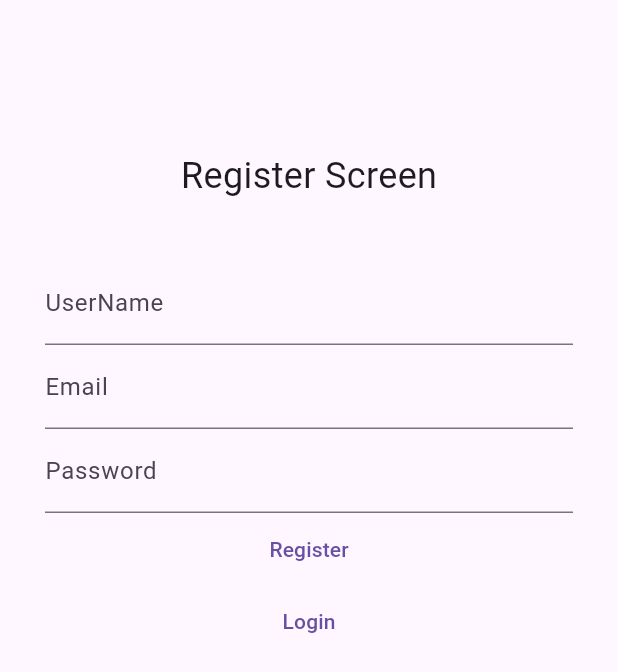
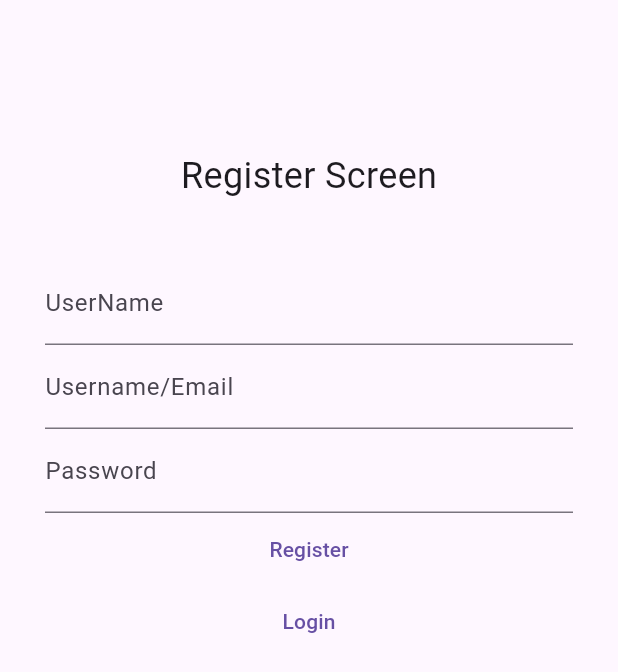
Before and after one commit to TasnimHmida/riverpod_fetch_api, a Flutter app: the RegisterPage screen opened directly, after a tap on "Register", on a phone screen of 412 x 824 dp. Shown: the top 672 px of the screen. Run offline on Flutter 3.47's test engine with Material 3 defaults, Android fonts, the phone set to English and light mode, and no system bars; our stand-ins replace auto_route, dartz, flutter_riverpod, freezed_annotation, internet_connection_checker, riverpod_annotation and 1 more; accounts and stored records are empty; network calls fail.

Commit message:
added login, register and logout in the ui

```diff
--- a/lib/core/error/exceptions.dart
+++ b/lib/core/error/exceptions.dart
@@ -1,3 +1,8 @@
+class AuthException implements Exception {
+  final String message;
+
+  AuthException({required this.message});
+}
 class ServerException implements Exception {}
 
 class EmptyCacheException implements Exception {}
--- a/lib/features/authentication/domain/repositories/auth_repository.dart
+++ b/lib/features/authentication/domain/repositories/auth_repository.dart
@@ -5,5 +5,6 @@ abstract class AuthRepository {
   Future<Either<Failure, Unit>> login(String email, String password);
 
   Future<Either<Failure, Unit>> register(String email, String password);
+  Future<Either<Failure, Unit>> signOut();
 
 }
--- a/lib/features/authentication/presentation/pages/register_page.dart
+++ b/lib/features/authentication/presentation/pages/register_page.dart
@@ -1,41 +1,54 @@
 import 'package:flutter/foundation.dart';
 import 'package:flutter/material.dart';
+import 'package:flutter_riverpod/flutter_riverpod.dart';
+import '../../../posts/presentation/pages/posts_page.dart';
+import '../providers/auth_provider.dart';
+import '../providers/state/auth_state.dart';
 
-class RegisterPage extends StatefulWidget {
+class RegisterPage extends ConsumerStatefulWidget {
   const RegisterPage({Key? key}) : super(key: key);
 
   @override
   _RegisterPageState createState() => _RegisterPageState();
 }
 
-class _RegisterPageState extends State<RegisterPage> {
+class _RegisterPageState extends ConsumerState<RegisterPage> {
+  final _formKey = GlobalKey<FormState>();
+  final TextEditingController _emailController = TextEditingController();
+  final TextEditingController _passwordController = TextEditingController();
+
   @override
   Widget build(BuildContext context) {
     return Scaffold(
         body: SingleChildScrollView(
+      child: Form(
+        key: _formKey,
         child: Padding(
-        padding: EdgeInsets.symmetric(horizontal: 30, vertical: 100),
+          padding: const EdgeInsets.symmetric(horizontal: 30, vertical: 100),
           child: Column(
             children: [
-            Text('Register Screen', style: TextStyle(fontSize: 24)),
-            SizedBox(height: 40),
+              const Text('Register Screen', style: TextStyle(fontSize: 24)),
+              const SizedBox(height: 40),
               Center(
                 child: Column(
                   mainAxisAlignment: MainAxisAlignment.center,
                   children: <Widget>[
-                  TextField(
+                    const TextField(
                       decoration: InputDecoration(labelText: 'UserName'),
                     ),
-                  TextField(
-                    decoration: InputDecoration(labelText: 'Email'),
+                    TextFormField(
+                      controller: _emailController,
+                      decoration:
+                          const InputDecoration(labelText: 'Username/Email'),
                     ),
-                  TextField(
-                    decoration: InputDecoration(labelText: 'Password'),
+                    TextFormField(
+                      controller: _passwordController,
+                      decoration: const InputDecoration(labelText: 'Password'),
                       obscureText: true,
                     ),
                     TextButton(
                       onPressed: () {
-                      // Implement login logic
+                        validateFormThenRegister();
                       },
                       child: Text('Register'),
                     ),
@@ -51,6 +64,17 @@ class _RegisterPageState extends State<RegisterPage> {
             ],
           ),
         ),
+      ),
     ));
   }
+
+  void validateFormThenRegister() {
+    final isValid = _formKey.currentState!.validate();
+
+    if (isValid) {
+      ref
+          .read(authStateNotifierProvider.notifier)
+          .register(_emailController.text, _passwordController.text);
     }
+  }
+}
--- a/lib/features/posts/data/data_sources/post_remote_data_source.dart
+++ b/lib/features/posts/data/data_sources/post_remote_data_source.dart
@@ -33,6 +33,7 @@ class PostRemoteDataSourceImpl implements PostRemoteDataSource {
 
     try {
       final response = await supabase.from('posts').select();
+      print('response::: $response');
       if (response.isNotEmpty) {
         final List<PostModel> postModels = response
             .map<PostModel>(
@@ -42,6 +43,7 @@ class PostRemoteDataSourceImpl implements PostRemoteDataSource {
         return postModels;
       }
     } catch (e) {
+      print('$e');
       throw ServerException();
     }
 
--- a/lib/features/posts/presentation/pages/posts_page.dart
+++ b/lib/features/posts/presentation/pages/posts_page.dart
@@ -4,6 +4,9 @@ import 'package:flutter_riverpod/flutter_riverpod.dart';
 import 'package:riverpod_fetch_api/features/posts/presentation/pages/post_add_update_page.dart';
 import 'package:riverpod_fetch_api/features/posts/presentation/pages/post_detail_page.dart';
 import '../../../../core/error/failures.dart';
+import '../../../authentication/presentation/pages/login_page.dart';
+import '../../../authentication/presentation/providers/auth_provider.dart';
+import '../../../authentication/presentation/providers/state/auth_state.dart';
 import '../../data/models/post_model.dart';
 import '../providers/posts_provider.dart';
 import '../providers/state/posts_state.dart';
@@ -20,7 +23,7 @@ class PostsPage extends ConsumerWidget {
     final state = ref.watch(postStateNotifierProvider);
 
     return Scaffold(
-      appBar: _buildAppbar(),
+      appBar: _buildAppbar(ref),
       body: RefreshIndicator(
           onRefresh: () => _onRefresh(context, ref),
           child: _buildBody(state, context, ref)),
@@ -28,9 +31,35 @@ class PostsPage extends ConsumerWidget {
     );
   }
 
-  AppBar _buildAppbar() => AppBar(title: const Text('Posts'));
+  AppBar _buildAppbar(WidgetRef ref) => AppBar(title: const Text('Posts'), actions: [
+        TextButton(
+          child: const Row(
+            children: [
+              Icon(Icons.logout, size: 30),
+              SizedBox(width: 5),
+              Text('Logout', style: TextStyle(fontSize: 16)),
+            ],
+          ),
+          onPressed: () {
+            ref.read(authStateNotifierProvider.notifier).signOut();
+          },
+        ),
+      ]);
 
   Widget _buildBody(PostState state, BuildContext context, WidgetRef ref) {
+    ref.listen(
+      authStateNotifierProvider.select((value) => value),
+      ((AuthState? previous, AuthState next) {
+        if (next is AuthLoggedOut) {
+          Navigator.pushReplacement(
+            context,
+            MaterialPageRoute(
+              builder: (_) => const LoginPage(),
+            ),
+          );
+        }
+      }),
+    );
     return Padding(
       padding: const EdgeInsets.all(10),
       child: state.when(
--- a/lib/main.dart
+++ b/lib/main.dart
@@ -11,20 +11,28 @@ Future<void> main() async {
   WidgetsFlutterBinding.ensureInitialized();
   final supabase =
       await Supabase.initialize(url: supabaseUrl, anonKey: supabaseKey);
+  UserResponse? user;
+  try {
+    user = await supabase.client.auth.getUser();
+  } catch (e) {
+    print(e);
+  }
   runApp(ProviderScope(observers: [
     Observers(),
-  ], child: MyApp()));
+  ], child: MyApp(isLoggedIn: user != null)));
 }
 
 class MyApp extends StatelessWidget {
-  MyApp({super.key});
+  final bool isLoggedIn;
+
+  MyApp({super.key, required this.isLoggedIn});
 
   final appRouter = AppRouter();
 
   @override
   Widget build(BuildContext context) {
     return MaterialApp(
-      home: LoginPage(),
+      home: isLoggedIn ? const PostsPage() : const LoginPage(),
       // routeInformationParser: appRouter.defaultRouteParser(),
       // routerDelegate: appRouter.delegate(),
     );
```
Also changed, not shown: lib/core/error/failures.dart (+4 -5 lines), lib/features/authentication/data/data_sources/auth_remote_data_source.dart (+29 -9 lines), lib/features/authentication/data/repositories/auth_repository_impl.dart (+22 -7 lines), lib/features/authentication/domain/use_cases/logout_usecase.dart (added, +13 -0 lines), lib/features/authentication/presentation/pages/login_page.dart (+26 -4 lines), lib/features/authentication/presentation/providers/state/auth_notifier.dart (+15 -4 lines), lib/features/authentication/presentation/providers/state/auth_state.dart (+4 -3 lines), lib/features/posts/data/repositories/post_repository_impl.dart (+4 -4 lines), lib/core/error/failures.freezed.dart, lib/features/authentication/presentation/providers/state/auth_state.freezed.dart, lib/features/posts/data/models/post_model.g.dart. Lines whose indentation alone changed are shown as unchanged.
